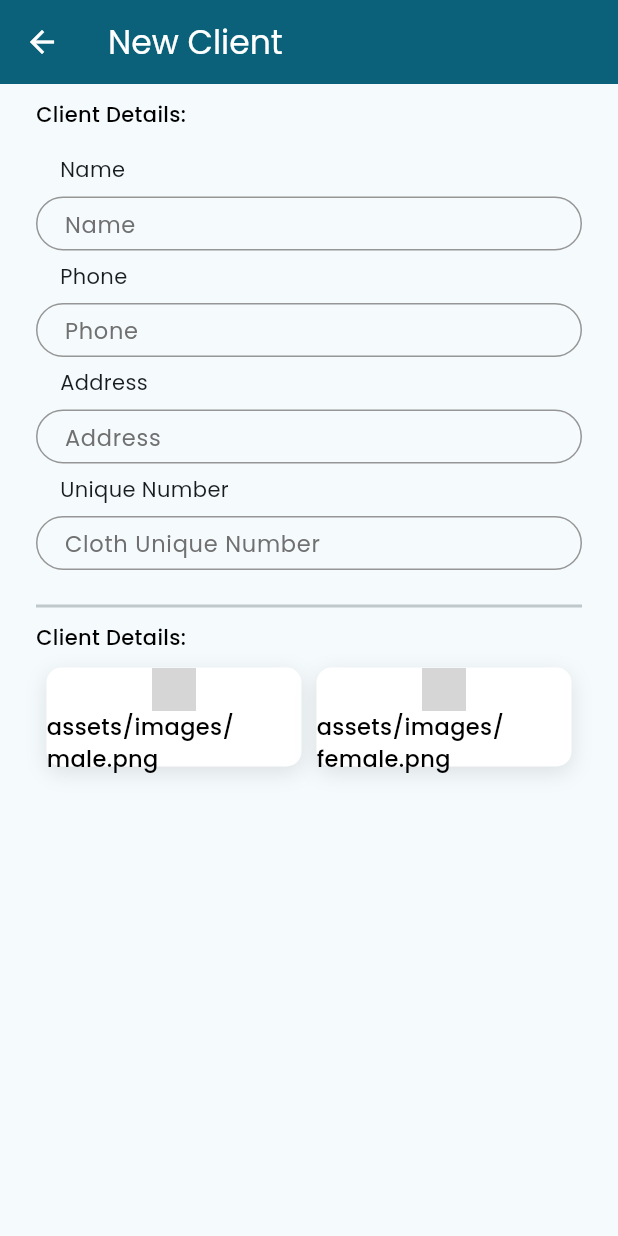
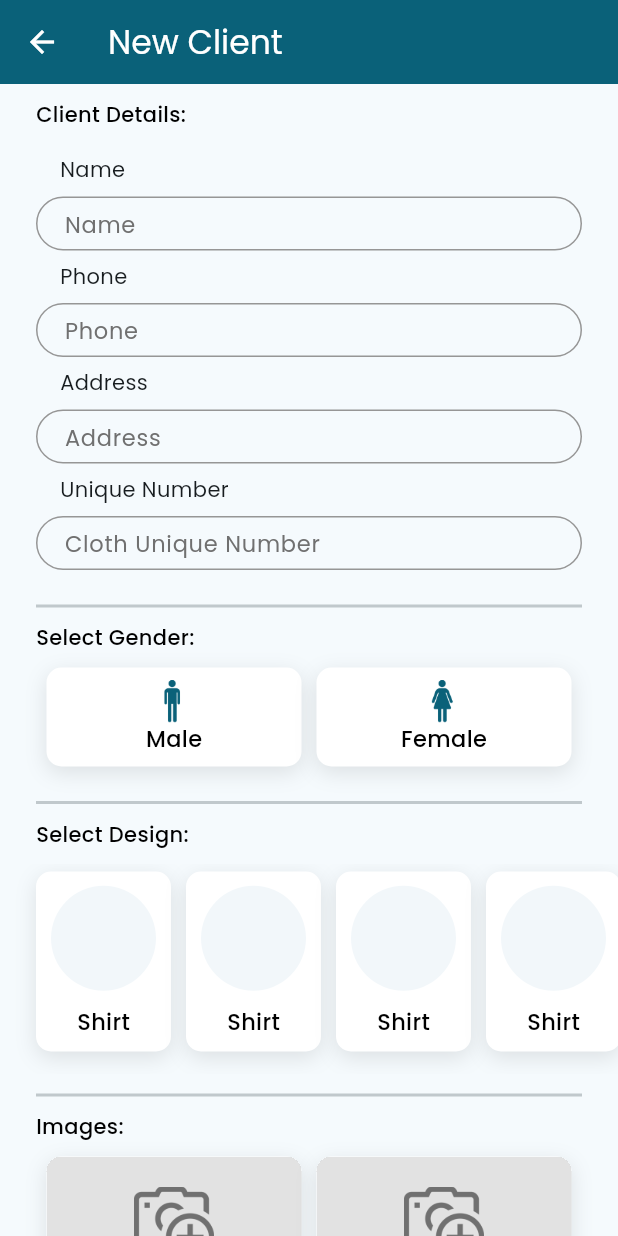
Before and after one commit to Waseem-Dar/TailorApp, a Flutter app: the AddClientScreen screen opened directly, on a phone screen of 412 x 824 dp. Run offline on Flutter 3.47's test engine with Material 3 defaults, Android fonts, the phone set to English and light mode, and no system bars; our stand-ins replace animate_do, animated_bottom_navigation_bar, cached_network_image, flutter_otp_text_field, getwidget, google_fonts and 1 more; network calls fail; grey boxes are pictures that could not be loaded.

Commit message:
Design new client images card and add camera festuer to capture cloth and client photos

```diff
--- a/lib/utils/app_icons.dart
+++ b/lib/utils/app_icons.dart
@@ -15,4 +15,8 @@ class AppIcons{
   static String searchIcon = "assets/images/searchIcon.png";
   static String maleIcon = "assets/images/male.png";
   static String femaleIcon = "assets/images/female.png";
+  static String addImageIcon = "assets/images/addimage.png";
+  static String clothNetworkImage = "https://www.shutterstock.com/image-photo/stack-colorful-clothes-pile-clothing-600nw-2203081765.jpg";
+  static String clientNetworkImage = "https://www.saeedajmalstores.com/cdn/shop/files/Men-Wash-n-wear-Kameez-Shalwar-Navy-1_400x.jpg?v=1731903187";
+
 }
--- a/lib/view/add_client_screen.dart
+++ b/lib/view/add_client_screen.dart
@@ -1,10 +1,12 @@
 import 'package:flutter/material.dart';
+import 'package:flutter/rendering.dart';
 import 'package:google_fonts/google_fonts.dart';
 import 'package:tailor_book/utils/app_icons.dart';
 import 'package:tailor_book/widgets/text_field_widget.dart';
 
 import '../utils/app_color.dart';
 import '../widgets/app_widgets.dart';
+import '../widgets/new_client_images_card.dart';
 
 class AddClientScreen extends StatefulWidget {
   const AddClientScreen({super.key});
@@ -17,6 +19,9 @@ class _AddClientScreenState extends State<AddClientScreen> {
 
   bool male = false;
   bool female = false;
+
+  int? selectedIndex;
+
   @override
   Widget build(BuildContext context) {
     return GestureDetector(
@@ -47,12 +52,12 @@ class _AddClientScreenState extends State<AddClientScreen> {
                   TextFieldWidget(hint: "Cloth Unique Number"),
                  SizedBox(height: 25,),
                  Divider(thickness: 2,height: 0,),
-                 AppWidgets.labelText1("Client Details:"),
+                 AppWidgets.labelText1("Select Gender:"),
                  Row(
+                   spacing: 10,
                    mainAxisAlignment: MainAxisAlignment.center,
                    children: [
-
-                     AppWidgets.toggleButton(male ,"Male",AppIcons.maleIcon,() {
+                     AppWidgets.toggleButton(male ,AppIcons.maleIcon,"Male",() {
                        setState(() {
                          male = !male;
                          if (male) {
@@ -60,8 +65,7 @@ class _AddClientScreenState extends State<AddClientScreen> {
                          }
                        });
                      },),
-                     const SizedBox(width: 10),
-                     AppWidgets.toggleButton(female,"Female",AppIcons.femaleIcon,() {
+                     AppWidgets.toggleButton(female,AppIcons.femaleIcon,"Female",() {
                        setState(() {
                          female = !female;
                          if (female) {
@@ -71,9 +75,83 @@ class _AddClientScreenState extends State<AddClientScreen> {
                      },)
                    ],
                  ),
+                 SizedBox(height: 25,),
+                 Divider(thickness: 2,height: 0,),
+                 AppWidgets.labelText1("Select Design:"),
                ],
              ),
            ),
+            SizedBox(
+              height: 140,
+              child: ListView.builder(
+                itemCount: 10,
+                  padding: EdgeInsets.only(left:19,right: 19 ),
+                  scrollDirection: Axis.horizontal,
+                  itemBuilder: (context, index) {
+                    bool isSelected = selectedIndex == index;
+                    return GestureDetector(
+                      onTap: () {
+                        setState(() {
+                          selectedIndex = index; // Update selected item
+                        });
+                      },
+                      child: Padding(
+                        padding: const EdgeInsets.fromLTRB(5,5,5,15),
+                        child: Container(
+                          width: 90,
+                          decoration: BoxDecoration(
+                              color: Colors.white,
+                              borderRadius: BorderRadius.circular(10),
+                              border: isSelected?Border.all(color: AppColors.primaryColor2):null,
+                              boxShadow: [BoxShadow(
+                                  color: AppColors.black.withOpacity(0.1),offset: const Offset(0, 4),blurRadius:11.199999809265137
+                              )]
+                          ),
+                          child: Column(
+                            spacing: 10,
+                            mainAxisAlignment: MainAxisAlignment.center,
+                            children: [
+                              Container(
+                                height: 70,
+                                width: 70,
+                                decoration: BoxDecoration(
+                                  color: AppColors.background,
+                                  borderRadius: BorderRadius.circular(50)
+                                ),
+                              ),
+                              Text("Shirt",style: GoogleFonts.poppins(fontSize:15,fontWeight:FontWeight.w500,color:isSelected?AppColors.primaryColor2:AppColors.black)),
+
+                            ],
+                          ),
+                        ),
+                      ),
+                    );
+                  },
+              ),
+            ),
+            Padding(
+              padding:EdgeInsets.symmetric(horizontal:24),
+              child: Column(
+                children: [
+                  SizedBox(height: 15,),
+                  Divider(thickness: 2,height: 0,),
+                  AppWidgets.labelText1("Images:"),
+                  Row(
+                    spacing: 10,
+                    mainAxisAlignment: MainAxisAlignment.center,
+                    children: [
+                      NewClientImagesCard(text: "Clint Photo",),
+                      NewClientImagesCard(text: "Cloth Photo",),
+                      // AppWidgets.newClientImagesCard("Clint Photo",AppIcons.clientNetworkImage,(){}),
+                      // AppWidgets.newClientImagesCard("Cloth Photo",AppIcons.clothNetworkImage,(){}),
+                    ],
+                  )
+                ],
+              ),
+            ),
+
+
+            SizedBox(height: 130,)
 
           ],
         ),
--- a/lib/view/auth_view/signup_screen.dart
+++ b/lib/view/auth_view/signup_screen.dart
@@ -8,6 +8,8 @@ import '../../utils/app_color.dart';
 import '../../widgets/app_widgets.dart';
 
 class SignupScreen extends StatefulWidget {
+  const SignupScreen({super.key});
+
   @override
   State<SignupScreen> createState() => _SignupScreenState();
 }
--- /dev/null
+++ b/lib/widgets/new_client_images_card.dart
@@ -0,0 +1,92 @@
+import 'package:flutter/material.dart';
+import 'package:google_fonts/google_fonts.dart';
+import 'package:image_picker/image_picker.dart';
+import 'dart:io';
+
+import 'package:tailor_book/utils/app_icons.dart';
+
+import '../utils/app_color.dart';
+
+class NewClientImagesCard extends StatefulWidget {
+  final String text;
+  const NewClientImagesCard({
+    super.key,
+    required this.text,
+  });
+
+  @override
+  State<NewClientImagesCard> createState() => _NewClientImagesCardState();
+}
+
+class _NewClientImagesCardState extends State<NewClientImagesCard> {
+  File? _image;
+
+  Future<void> _pickImage() async {
+    final picker = ImagePicker();
+    final pickedFile = await picker.pickImage(source: ImageSource.camera);
+
+    if (pickedFile != null) {
+      setState(() {
+        _image = File(pickedFile.path);
+      });
+    }
+  }
+
+  @override
+  Widget build(BuildContext context) {
+    return InkWell(
+      onTap: () {
+        _pickImage();
+      },
+      child: Container(
+        width: MediaQuery.of(context).size.width / 2 - 36,
+        height: 130,
+        clipBehavior: Clip.hardEdge,
+        decoration: BoxDecoration(
+          color: Colors.white,
+          borderRadius: BorderRadius.circular(10),
+          boxShadow: [
+            BoxShadow(
+              color: Colors.black.withOpacity(0.1),
+              offset: const Offset(0, 4),
+              blurRadius: 11.2,
+            ),
+          ],
+        ),
+        child: Column(
+          spacing: 10,
+          mainAxisAlignment: MainAxisAlignment.start,
+          children: [
+            Container(
+              height: 90,
+              width: double.infinity,
+              decoration: BoxDecoration(
+                color: Colors.grey.withOpacity(0.3),
+              ),
+              child: _image == null
+                  ? Padding(
+                      padding: const EdgeInsets.all(20.0),
+                      child: Image.asset(
+                        AppIcons.addImageIcon,
+                        color: AppColors.grey1,
+                      ),
+                    )
+                  : Image.file(
+                      _image!,
+                      fit: BoxFit.cover,
+                    ),
+            ),
+            Text(
+              widget.text,
+              style: GoogleFonts.poppins(
+                fontSize: 15,
+                fontWeight: FontWeight.w500,
+                color: Colors.black,
+              ),
+            ),
+          ],
+        ),
+      ),
+    );
+  }
+}
--- a/pubspec.yaml
+++ b/pubspec.yaml
@@ -41,6 +41,7 @@ dependencies:
   getwidget: ^5.0.0
   cached_network_image: ^3.4.1
   animate_do: ^3.3.4
+  image_picker: ^1.1.2
 
 dev_dependencies:
   flutter_test:
```
Also changed, not shown: lib/widgets/app_widgets.dart (+42 -4 lines), assets/images/addimage.png (added), pubspec.lock, 6 other files.
